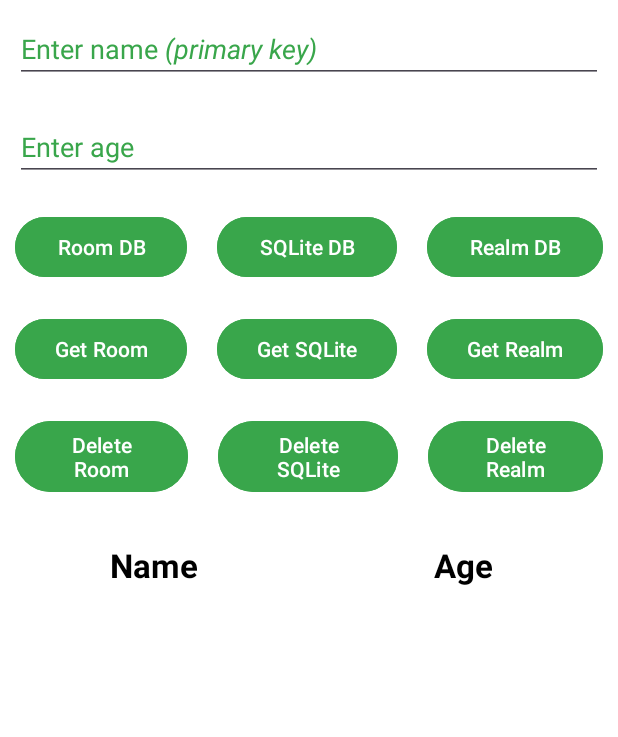
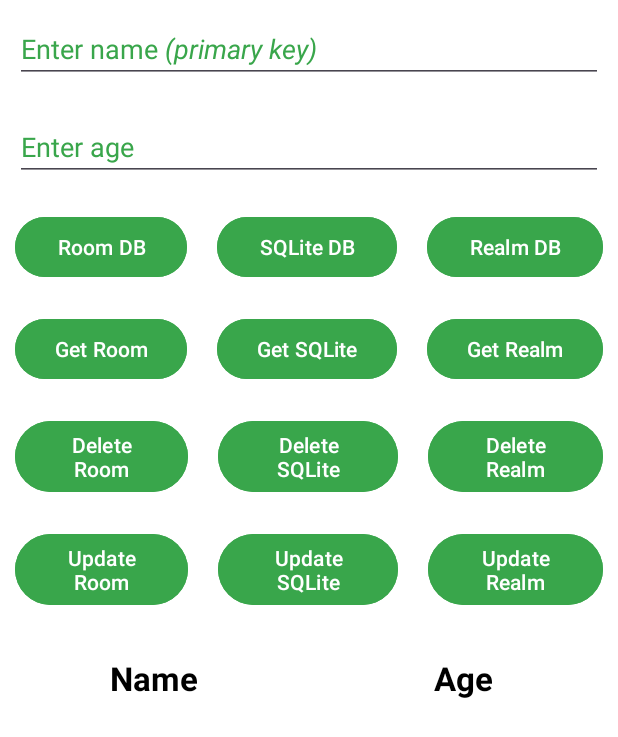
Before and after one commit to AwalkzzD/JsonReading, an Android app: the DatabaseFragment screen opened through its navigation route, on a phone screen of 412 x 824 dp. Shown: the top 737 px of the screen. Run offline under Robolectric (Android 15) with nearby library versions, the phone set to English and light mode, and no system bars; our stand-ins replace Room's generated code; libraries missing offline, so code that uses them is left out: io.realm.kotlin.

```diff
--- a/app/src/main/java/com/example/jsonreading/utils/db/room/dao/PersonDao.kt
+++ b/app/src/main/java/com/example/jsonreading/utils/db/room/dao/PersonDao.kt
@@ -4,6 +4,7 @@ import androidx.room.Dao
 import androidx.room.Insert
 import androidx.room.OnConflictStrategy
 import androidx.room.Query
+import androidx.room.Update
 import com.example.jsonreading.data.person.PersonEntity
 
 @Dao
@@ -16,4 +17,8 @@ interface PersonDao {
 
     @Query("DELETE FROM persons")
     fun deleteAllData()
+
+    @Update
+    fun updatePerson(person: PersonEntity)
+
 }
--- a/app/src/main/java/com/example/jsonreading/utils/db/sqlite/DBHelper.kt
+++ b/app/src/main/java/com/example/jsonreading/utils/db/sqlite/DBHelper.kt
@@ -57,6 +57,10 @@ class DBHelper(context: Context, factory: SQLiteDatabase.CursorFactory?) :
         this.readableDatabase.execSQL("DELETE FROM $TABLE_NAME")
     }
 
+    fun updatePerson(name: String, age: String) {
+        this.readableDatabase.execSQL("UPDATE $TABLE_NAME SET $AGE_COL = $age WHERE $NAME_COl = '$name'")
+    }
+
     companion object {
         private val DATABASE_NAME = "testsqlite"
 
--- a/app/src/main/res/drawable/ic_update.xml
+++ /dev/null
@@ -1,5 +0,0 @@
-<vector xmlns:android="http://schemas.android.com/apk/res/android" android:height="24dp" android:tint="#000000" android:viewportHeight="24" android:viewportWidth="24" android:width="24dp">
-
-    <path android:fillColor="@android:color/white" android:pathData="M7.5,5.6L10,7 8.6,4.5 10,2 7.5,3.4 5,2l1.4,2.5L5,7zM19.5,15.4L17,14l1.4,2.5L17,19l2.5,-1.4L22,19l-1.4,-2.5L22,14zM22,2l-2.5,1.4L17,2l1.4,2.5L17,7l2.5,-1.4L22,7l-1.4,-2.5zM14.37,7.29c-0.39,-0.39 -1.02,-0.39 -1.41,0L1.29,18.96c-0.39,0.39 -0.39,1.02 0,1.41l2.34,2.34c0.39,0.39 1.02,0.39 1.41,0L16.7,11.05c0.39,-0.39 0.39,-1.02 0,-1.41l-2.33,-2.35zM13.34,12.78l-2.12,-2.12 2.44,-2.44 2.12,2.12 -2.44,2.44z"/>
-
-</vector>
--- a/app/src/main/res/layout/fragment_database.xml
+++ b/app/src/main/res/layout/fragment_database.xml
@@ -111,7 +111,7 @@
         android:weightSum="3">
 
         <Button
-            android:id="@+id/modify_room_db"
+            android:id="@+id/delete_room_db"
             android:layout_width="wrap_content"
             android:layout_height="wrap_content"
             android:layout_margin="10dp"
@@ -121,7 +121,7 @@
             android:textColor="@color/white" />
 
         <Button
-            android:id="@+id/modify_sqlite_db"
+            android:id="@+id/delete_sqlite_db"
             android:layout_width="wrap_content"
             android:layout_height="wrap_content"
             android:layout_margin="10dp"
@@ -131,13 +131,51 @@
             android:textColor="@color/white" />
 
         <Button
+            android:id="@+id/delete_realm_db"
+            android:layout_width="wrap_content"
+            android:layout_height="wrap_content"
+            android:layout_margin="10dp"
+            android:layout_weight="1"
+            android:backgroundTint="@color/green"
+            android:text="Delete Realm"
+            android:textColor="@color/white" />
+
+    </LinearLayout>
+
+    <LinearLayout
+        android:layout_width="match_parent"
+        android:layout_height="wrap_content"
+        android:orientation="horizontal"
+        android:weightSum="3">
+
+        <Button
+            android:id="@+id/modify_room_db"
+            android:layout_width="wrap_content"
+            android:layout_height="wrap_content"
+            android:layout_margin="10dp"
+            android:layout_weight="1"
+            android:backgroundTint="@color/green"
+            android:text="Update Room"
+            android:textColor="@color/white" />
+
+        <Button
+            android:id="@+id/modify_sqlite_db"
+            android:layout_width="wrap_content"
+            android:layout_height="wrap_content"
+            android:layout_margin="10dp"
+            android:layout_weight="1"
+            android:backgroundTint="@color/green"
+            android:text="Update SQLite"
+            android:textColor="@color/white" />
+
+        <Button
             android:id="@+id/modify_realm_db"
             android:layout_width="wrap_content"
             android:layout_height="wrap_content"
             android:layout_margin="10dp"
             android:layout_weight="1"
             android:backgroundTint="@color/green"
-            android:text="Delete Realm"
+            android:text="Update Realm"
             android:textColor="@color/white" />
 
     </LinearLayout>
--- a/app/src/main/res/values/colors.xml
+++ b/app/src/main/res/values/colors.xml
@@ -3,5 +3,11 @@
     <color name="black">#FF000000</color>
     <color name="green">#39A64B</color>
     <color name="transparent">#00FF0000</color>
-    <color name="white">#FFFFFFFF</color>
+    <color name="gray">#808080</color>
+    <color name="red">#FF0000</color>
+    <color name="white">#FFFFFF</color>
+    <color name="light_gray">#D3D3D3</color>
+    <color name="blue">#4267B2</color>
+    <color name="white_gray">#E8E8E8</color>
+    <color name="green_tint">#E8F4EC</color>
 </resources>
--- a/app/src/main/res/values/themes.xml
+++ b/app/src/main/res/values/themes.xml
@@ -1,4 +1,4 @@
-<resources xmlns:tools="http://schemas.android.com/tools">
+<resources>
     <!-- Base application theme. -->
     <style name="Base.Theme.JsonReading" parent="Theme.Material3.DayNight.NoActionBar">
         <!-- Customize your light theme here. -->
@@ -6,4 +6,8 @@
     </style>
 
     <style name="Theme.JsonReading" parent="Base.Theme.JsonReading" />
+
+    <style name="Rounded">
+        <item name="cornerSize">50%</item>
+    </style>
 </resources>
```
Also changed, not shown: app/src/main/java/com/example/jsonreading/ui/DatabaseFragment.kt (+63 -26 lines), app/src/main/java/com/example/jsonreading/utils/db/realm/RealmHelper.kt (+8 -0 lines), app/src/main/res/drawable/close_outline.xml (deleted, +0 -10 lines), app/src/main/res/drawable/ic_delete.xml (deleted, +0 -9 lines), app/src/main/res/drawable/transparent_bg_bordered.xml (deleted, +0 -14 lines), app/src/main/res/drawable/transparent_bg_bordered_button.xml (deleted, +0 -7 lines), app/src/main/res/layout/bottomsheet.xml (deleted, +0 -70 lines).
